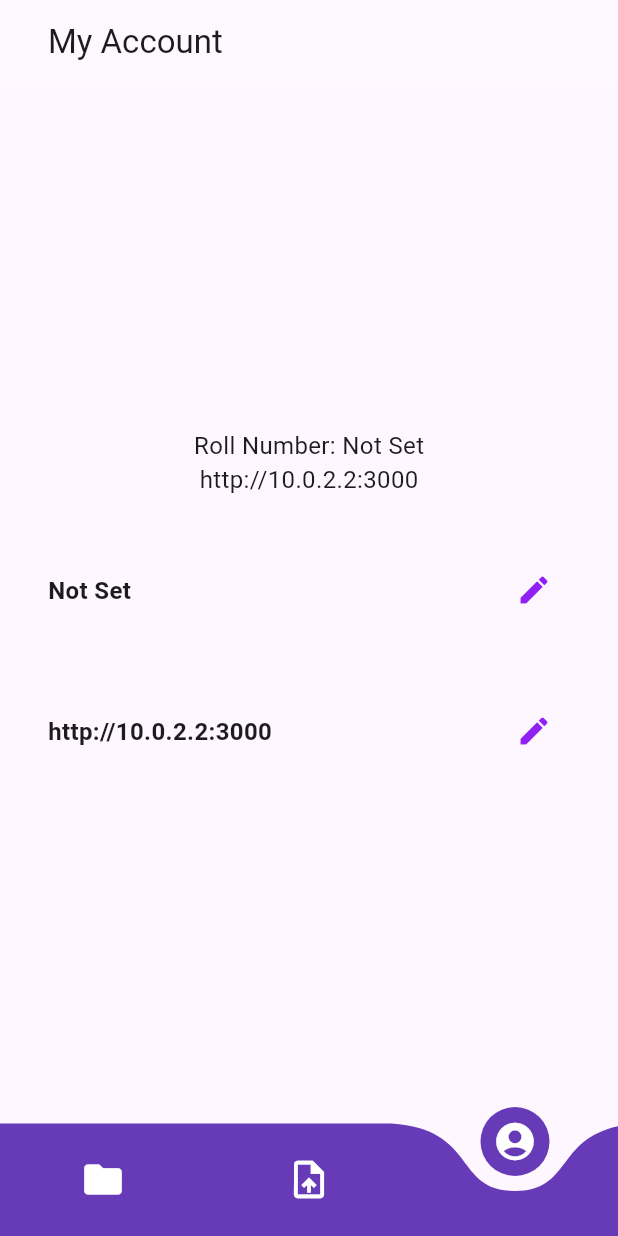
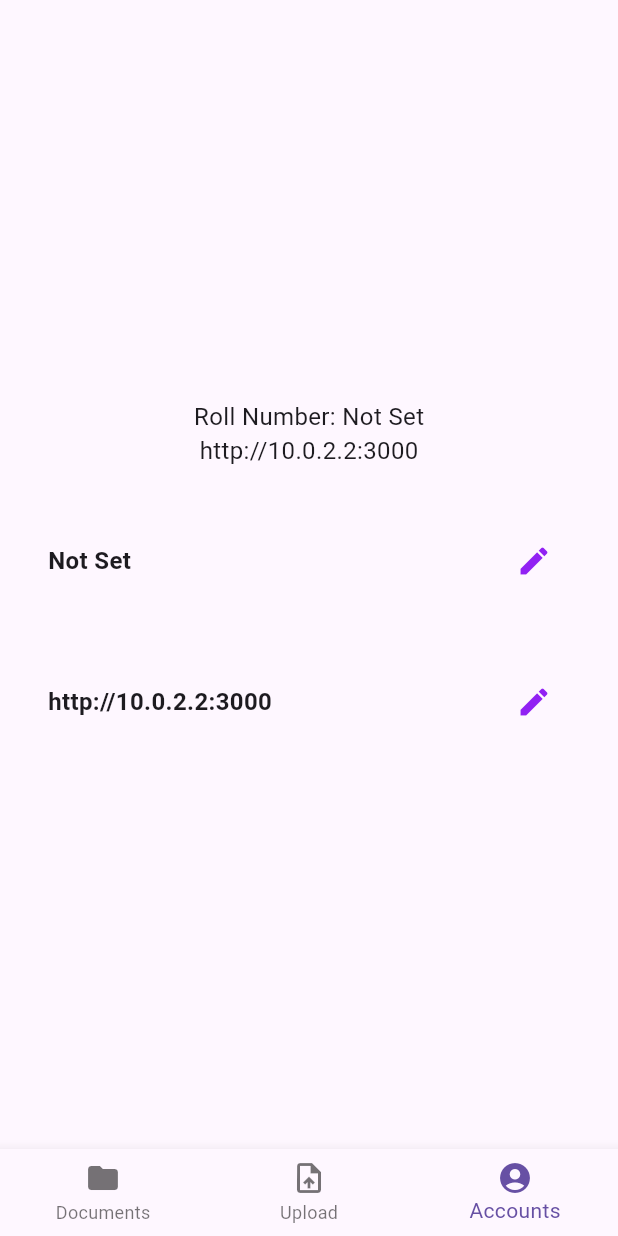
Before and after one commit to sree-vignesh/printerease_app, a Flutter app: the screen it shows after launch, item 3 of the bottom bar chosen, on a phone screen of 412 x 824 dp. Run offline on Flutter 3.47's test engine with Material 3 defaults, Android fonts, the light colour scheme and no system bars; drawn by our look-alikes of curved_navigation_bar; our stand-ins replace file_picker, shared_preferences; Roboto replaces fonts that are missing (Commissioner).

Commit message:
Revert "Working as expected."
This reverts commit 2304c7f1b4fb0b2de88883fd80c3f67d86a89db0.

```diff
--- a/lib/Screens/upload.dart
+++ b/lib/Screens/upload.dart
@@ -83,12 +83,12 @@ class _UploadScreenState extends State<UploadScreen> {
         var jsonResponse = json.decode(responseBody);
         setState(() {
           _responseMessage =
-              'Upload successful ! \nIdentifier: ${jsonResponse['identifier']}';
+              'Upload successful! Identifier: ${jsonResponse['identifier']}';
         });
       } else {
         setState(() {
           _responseMessage =
-              'Upload failed. \nStatus code: ${response.statusCode}';
+              'Upload failed. Status code: ${response.statusCode}';
         });
       }
     } catch (e) {
@@ -116,25 +116,23 @@ class _UploadScreenState extends State<UploadScreen> {
                   crossAxisAlignment: CrossAxisAlignment.center,
                   mainAxisAlignment: MainAxisAlignment.center,
                   children: <Widget>[
-                    // Text(rollNo),
-                    // const SizedBox(height: 20),
-                    // const SizedBox(height: 20),
-                    // const Text(
-                    //   'Choose a PDF to upload',
-                    //   style:
-                    //       TextStyle(fontSize: 20, fontWeight: FontWeight.bold),
-                    // ),
-                    // const SizedBox(height: 20),
+                    Text(rollNo),
+                    const SizedBox(height: 20),
+                    const SizedBox(height: 20),
+                    const Text(
+                      'Choose a PDF to upload',
+                      style:
+                          TextStyle(fontSize: 20, fontWeight: FontWeight.bold),
+                    ),
+                    const SizedBox(height: 20),
                     ElevatedButton(
                       onPressed: _pickFile,
-                      child: const Text(
-                        'Pick a PDF File',
-                      ),
+                      child: const Text('Pick a PDF File'),
                     ),
                     const SizedBox(height: 20),
                     if (_selectedFile != null)
                       Text(
-                          'Selected file : ${_selectedFile!.path.split('/').last}'),
+                          'Selected file: ${_selectedFile!.path.split('/').last}'),
                     const SizedBox(height: 20),
                     if (_selectedFile != null)
                       ElevatedButton(
--- a/lib/main.dart
+++ b/lib/main.dart
@@ -5,8 +5,6 @@ import 'Screens/upload.dart';
 import 'Screens/accounts.dart';
 import 'Providers/rollno_provider.dart';
 import 'Providers/serverurl.dart';
-import 'package:curved_navigation_bar/curved_navigation_bar.dart';
-import 'package:google_fonts/google_fonts.dart';
 
 void main() {
   // runApp(
@@ -64,40 +62,26 @@ class _HomePageState extends State<HomePage> {
     });
   }
 
-  final List<String> _titles = [
-    'Documents',
-    'New Upload',
-    'My Account',
-  ];
-
   @override
   Widget build(BuildContext context) {
     return Scaffold(
       body: _screens[_currentIndex],
-      appBar: AppBar(
-        title: Padding(
-          padding: const EdgeInsets.only(left: 16.0),
-          child: Text(
-            _titles[_currentIndex],
-            style: GoogleFonts.commissioner(),
+      bottomNavigationBar: BottomNavigationBar(
+        currentIndex: _currentIndex,
+        onTap: _onTabTapped,
+        items: const [
+          BottomNavigationBarItem(
+            icon: Icon(Icons.folder),
+            label: 'Documents',
           ),
-        ), // Dynamic title
-        centerTitle: false, // Centers the title
-        backgroundColor: Colors.white10, // Matches the app theme
-      ),
-      bottomNavigationBar: CurvedNavigationBar(
-        index: _currentIndex,
-        onTap: _onTabTapped,
-        backgroundColor: Colors.transparent, // Adjust based on app background
-
-        // color: const Color.fromARGB(255, 27, 27, 27), // Navigation bar color
-        color: Colors.deepPurple,
-        buttonBackgroundColor: Colors.deepPurple, // Active icon background
-        animationDuration: const Duration(milliseconds: 300),
-        items: const [
-          Icon(Icons.folder, size: 30, color: Colors.white),
-          Icon(Icons.upload_file, size: 30, color: Colors.white),
-          Icon(Icons.account_circle, size: 30, color: Colors.white),
+          BottomNavigationBarItem(
+            icon: Icon(Icons.upload_file),
+            label: 'Upload',
+          ),
+          BottomNavigationBarItem(
+            icon: Icon(Icons.account_circle),
+            label: 'Accounts',
+          ),
         ],
       ),
     );
```
Also changed, not shown: lib/Screens/documents.dart (+4 -48 lines), pubspec.yaml (+5 -3 lines), pubspec.lock, 2 other files.
